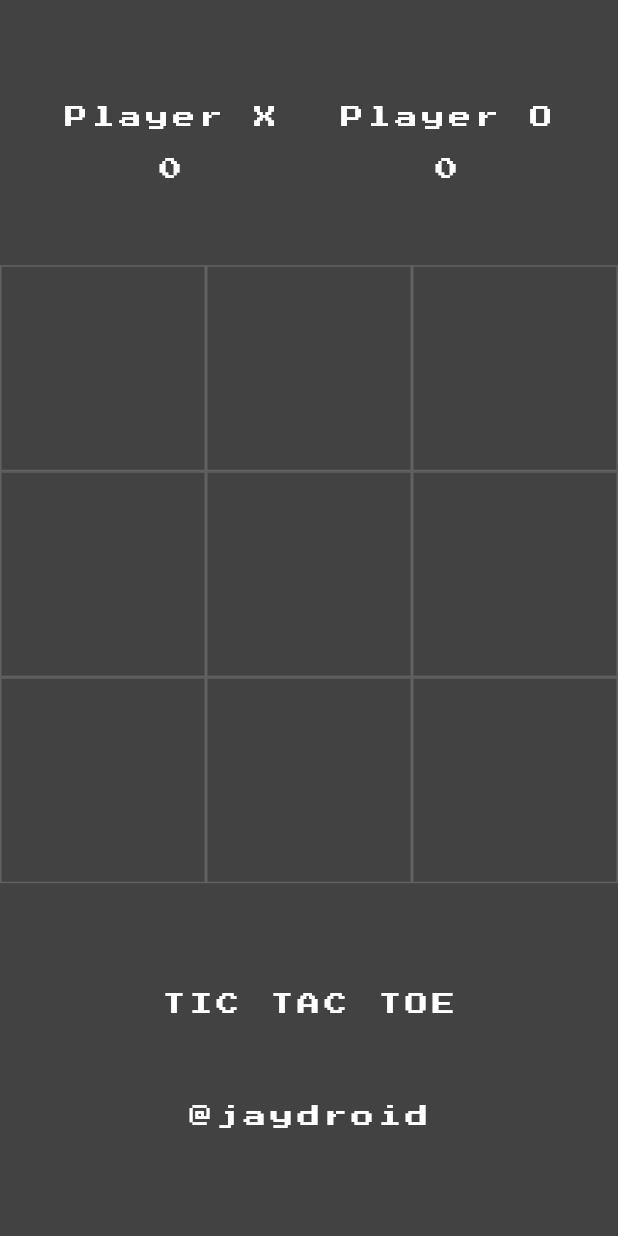
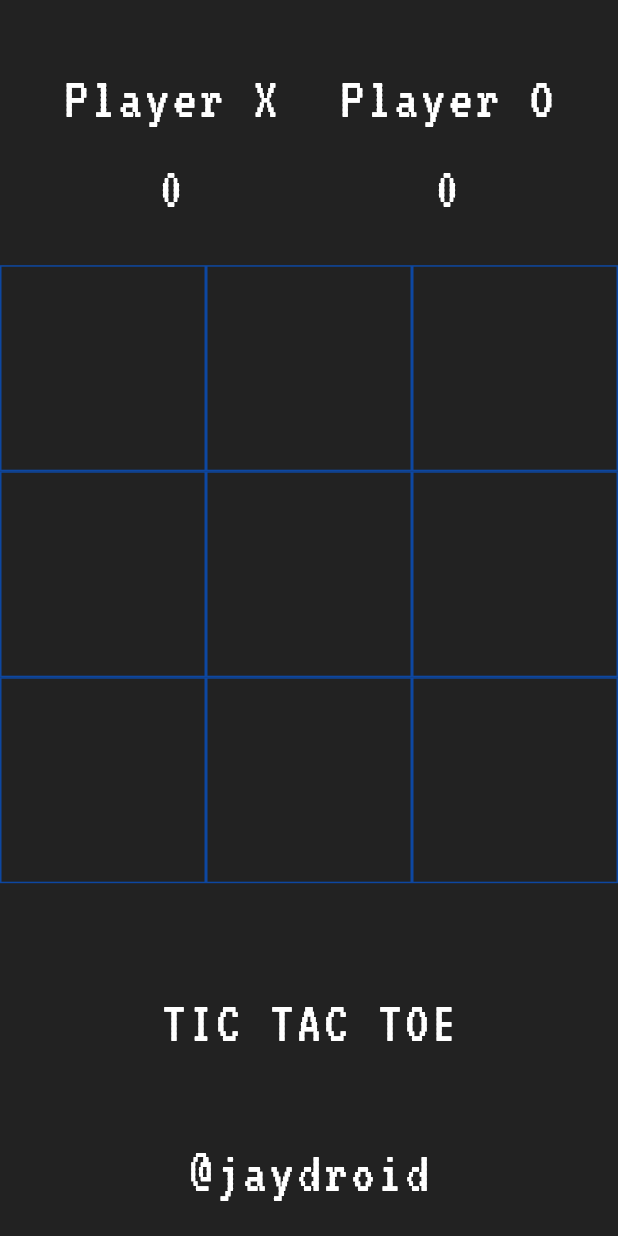
Before and after one commit to j-kon/FlutterDevelopmentBootcamp, a Flutter app: the screen it shows after launch, after a tap on "PLAY GAME", on a phone screen of 412 x 824 dp. Run offline on Flutter 3.47's test engine with Material 2 defaults, Android fonts, the phone set to English and light mode, and no system bars; our stand-ins replace audioplayers, avatar_glow, google_fonts, math_expressions, rflutter_alert.

Commit message:
added design

```diff
--- a/tic_tac_toc/lib/homepage.dart
+++ b/tic_tac_toc/lib/homepage.dart
@@ -19,7 +19,7 @@ class _HomePageState extends State<HomePage> {
     '',
     '',
   ];
-  var textStyle = TextStyle(color: Colors.white, fontSize: 30);
+  var textStyle = TextStyle(color: Colors.white, fontSize: 60);
   int oScore = 0;
   int xScore = 0;
   int drawScore = 0;
@@ -27,13 +27,13 @@ class _HomePageState extends State<HomePage> {
   static var newFont = GoogleFonts.pressStart2p(
     textStyle: TextStyle(color: Colors.black, letterSpacing: 3),
   );
-  static var newFontWhite = GoogleFonts.pressStart2p(
+  static var newFontWhite = GoogleFonts.vt323(
       textStyle:
-          TextStyle(color: Colors.white, letterSpacing: 3, fontSize: 15));
+          TextStyle(color: Colors.white, letterSpacing: 2, fontSize: 40));
   @override
   Widget build(BuildContext context) {
     return Scaffold(
-      backgroundColor: Colors.grey[800],
+      backgroundColor: Colors.black87,
       body: Column(
         children: [
           SizedBox(
@@ -100,13 +100,16 @@ class _HomePageState extends State<HomePage> {
                   child: Container(
                     decoration: BoxDecoration(
                       border: Border.all(
-                        color: Colors.grey[700],
+                        color: Colors.blue[900],
                       ),
                     ),
                     child: Center(
                       child: Text(
                         displayO[index],
-                        style: TextStyle(color: Colors.white, fontSize: 40),
+                        style: GoogleFonts.ewert(
+                          textStyle:
+                              TextStyle(fontSize: 80, color: Colors.white70),
+                        ),
                       ),
                     ),
                   ),
@@ -236,14 +239,31 @@ class _HomePageState extends State<HomePage> {
       context: context,
       builder: (BuildContext context) {
         return AlertDialog(
-          title: Text('DRAW'),
+          backgroundColor: Colors.blue[900],
+          title: Center(
+            child: Text(
+              'DRAW',
+              style: newFontWhite,
+            ),
+          ),
           actions: [
             FlatButton(
               onPressed: () {
                 _clearBoaed();
                 Navigator.of(context).pop();
               },
-              child: Text('Play Again!'),
+              child: ClipRRect(
+                  borderRadius: BorderRadius.circular(20),
+                  child: Container(
+                    padding: EdgeInsets.all(30),
+                  color: Colors.white,
+                    child: Center(
+                      child: Text(
+                        'Play Again!',
+                        style: newFont,
+                      ),
+                    ),
+                  )),
             ),
           ],
         );
@@ -257,14 +277,32 @@ class _HomePageState extends State<HomePage> {
       context: context,
       builder: (BuildContext context) {
         return AlertDialog(
-          title: Text('WINNER IS ' + winner),
+          backgroundColor: Colors.blue[900],
+          title: Center(
+            child: Text(
+              'WINNER IS ' + winner,
+              style: newFontWhite,
+            ),
+          ),
           actions: [
             FlatButton(
               onPressed: () {
                 _clearBoaed();
                 Navigator.of(context).pop();
               },
-              child: Text('Play Again!'),
+              child: ClipRRect(
+                borderRadius: BorderRadius.circular(20),
+                child: Container(
+                  padding: EdgeInsets.all(30),
+                  color: Colors.white,
+                  child: Center(
+                    child: Text(
+                      'Play Again!',
+                      style: newFont,
+                    ),
+                  ),
+                ),
+              ),
             ),
           ],
         );
--- a/tic_tac_toc/lib/main.dart
+++ b/tic_tac_toc/lib/main.dart
@@ -29,7 +29,7 @@ class _IntroScreenState extends State<IntroScreen>
     with SingleTickerProviderStateMixin {
   static var newFont = GoogleFonts.pressStart2p(
       textStyle: TextStyle(color: Colors.black, letterSpacing: 3));
-  static var newFontWhite = GoogleFonts.pressStart2p(
+  static var newFontWhite = GoogleFonts.vt323(
       textStyle: TextStyle(color: Colors.white, letterSpacing: 3));
 
   @override
@@ -38,7 +38,7 @@ class _IntroScreenState extends State<IntroScreen>
     return MaterialApp(
       debugShowCheckedModeBanner: false,
       home: Scaffold(
-          backgroundColor: Colors.blue[900],
+          backgroundColor: Colors.black,
           body: Center(
             child: Column(
               mainAxisAlignment: MainAxisAlignment.center,
@@ -58,8 +58,8 @@ class _IntroScreenState extends State<IntroScreen>
                   flex: 2,
                   child: Container(
                     child: AvatarGlow(
-                      endRadius: 140,
-                      duration: Duration(seconds: 2),
+                      endRadius: 150,
+                      duration: Duration(seconds: 3),
                       glowColor: Colors.white,
                       repeat: true,
                       repeatPauseDuration: Duration(seconds: 1),
@@ -75,7 +75,7 @@ class _IntroScreenState extends State<IntroScreen>
                           child: Container(
                             child: Image.asset(
                               'images/tictactoelogo.png',
-                              color: Colors.blue,
+                              color: Colors.blue[900],
                               fit: BoxFit.scaleDown,
 
                             ),
```
